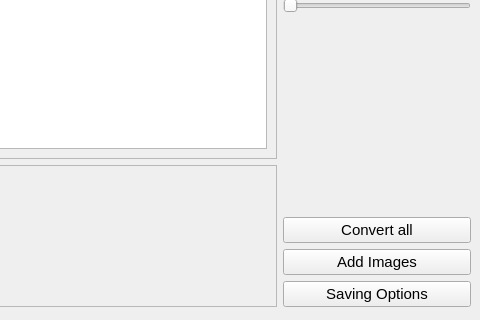
Qt form ui/MainWindow.ui (light-and-ray/ProstoUpscaleAI) before a commit; both pictures show x 486 to 966 and y 282 to 602 of the 966 by 602 pixel window.
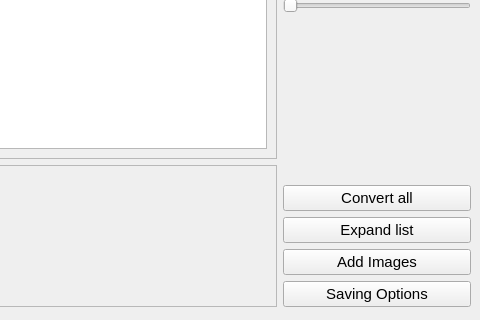
The same form after that commit. Custom widgets are drawn as their Qt base class.

Diff of the .ui file:
```diff
--- a/ui/MainWindow.ui
+++ b/ui/MainWindow.ui
@@ -222,6 +222,18 @@
         </property>
        </widget>
       </item>
+      <item>
+       <widget class="QPushButton" name="expandListButton">
+        <property name="font">
+         <font>
+          <pointsize>11</pointsize>
+         </font>
+        </property>
+        <property name="text">
+         <string>Expand list</string>
+        </property>
+       </widget>
+      </item>
       <item>
        <widget class="QPushButton" name="addImagesButton">
         <property name="font">
```
Left out of the diff: 2 changed lines with no effect on the pictures.
